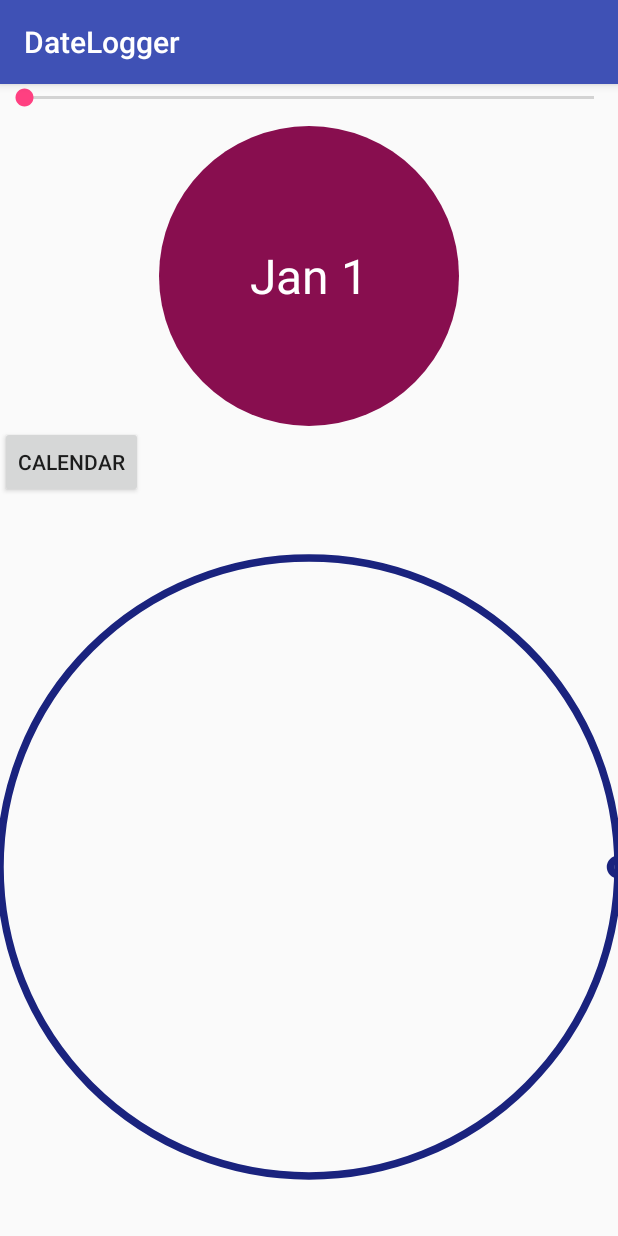
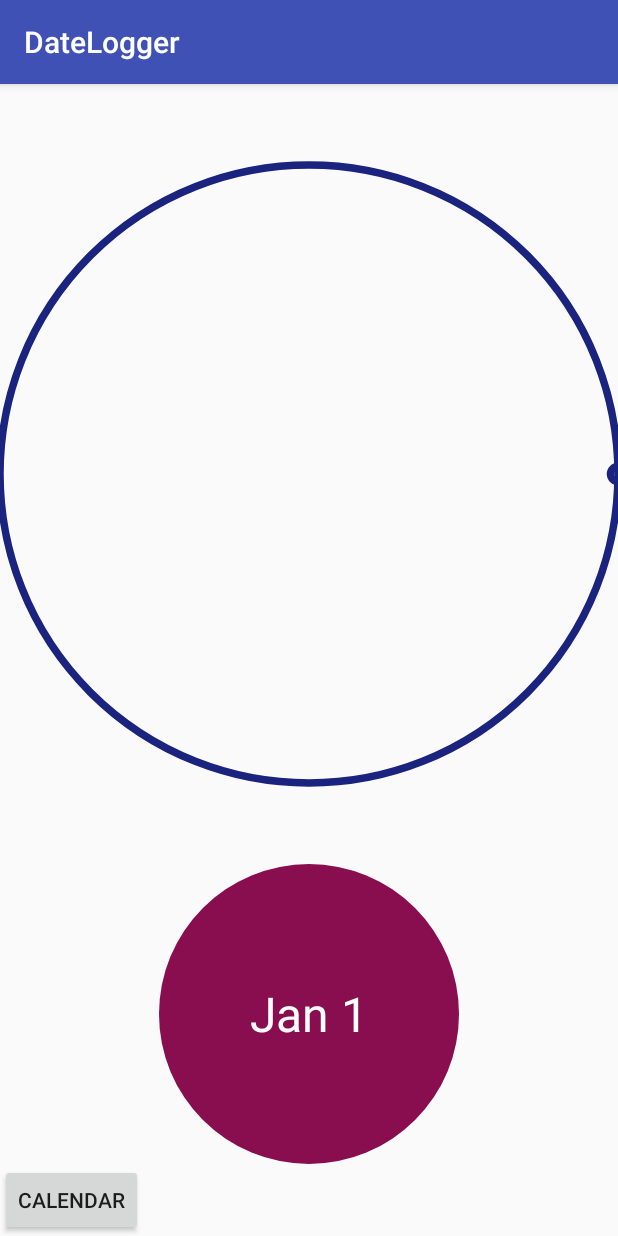
Before and after one commit to sgaw/DateLogger, an Android app: the screen it shows after launch (MainActivity), on a phone screen of 412 x 824 dp. Run offline under Robolectric (Android 15) with nearby library versions, the phone set to English and light mode, and no system bars.

```diff
--- a/app/src/main/java/com/playground/sgaw/sample/datelogger/CircularSeekBar.java
+++ b/app/src/main/java/com/playground/sgaw/sample/datelogger/CircularSeekBar.java
@@ -5,7 +5,6 @@ import android.graphics.Canvas;
 import android.graphics.Color;
 import android.graphics.Paint;
 import android.util.AttributeSet;
-import android.util.Log;
 import android.view.MotionEvent;
 import android.view.View;
 
@@ -14,8 +13,14 @@ import android.view.View;
  */
 
 public class CircularSeekBar extends View {
+
+    public interface OnProgressChangedListener {
+        void onProgressChanged(CircularSeekBar seekBar, int progress);
+    }
+
     private Paint mPaint;
     private float mPointRadius;
+    private OnProgressChangedListener mProgressChangedListener = null;
 
     // Store progress in polar coordinates.
     private double mTheta; // Selected seek position, in radians.
@@ -57,13 +62,9 @@ public class CircularSeekBar extends View {
         // Draw circle
         canvas.drawCircle(centerX, centerY, radius, mPaint);
 
-        // Draw point
+        // Draw progress
         float pointX = centerX + (float) (radius * Math.cos(mTheta));
         float pointY = centerY - (float) (radius * Math.sin(mTheta));
-        Log.d("BAR", String.format("onDraw center = (%.2f, %.2f) (theta, x, y) = (%.2f, %.2f, %.2f)",
-                centerX, centerY, mTheta, centerX, centerY));
-
-
         canvas.drawCircle(pointX, pointY, mPointRadius, mPaint);
     }
 
@@ -81,10 +82,21 @@ public class CircularSeekBar extends View {
     }
 
     /**
-     * @return progress normalized to a value from 0 to 1.0.
+     * Set change listener
      */
-    public double getProgress() {
-        return mTheta / (0.5 * Math.PI);
+    public void setProgressChangedListener(OnProgressChangedListener listener) {
+        mProgressChangedListener = listener;
+    }
+
+    /**
+     * @return progress normalized to a value from 0 to 100.
+     */
+    public int getProgress() {
+        int temp = (int) (50.0 * -mTheta / Math.PI);
+        if (temp < 0) {
+            return 100 + temp;
+        }
+        return temp;
     }
 
     private void updateTheta(float x, float y) {
@@ -98,6 +110,9 @@ public class CircularSeekBar extends View {
         float cartesianX = x - centerX;
         float cartesianY = -(y - centerY);
         mTheta = Math.atan2(cartesianY, cartesianX);
-        Log.d("BAR", String.format("updateTheta(%.2f, %.2f) = %.2f", x, y, mTheta));
+
+        if (mProgressChangedListener != null) {
+            mProgressChangedListener.onProgressChanged(this, getProgress());
+        }
     }
 }
--- a/app/src/main/java/com/playground/sgaw/sample/datelogger/MainActivity.java
+++ b/app/src/main/java/com/playground/sgaw/sample/datelogger/MainActivity.java
@@ -49,23 +49,11 @@ public class MainActivity extends AppCompatActivity {
         circularButton.setOnClickListener(clickListener);
 
 
-        SeekBar seekBar = (SeekBar) findViewById(R.id.seekBar);
-        seekBar.setOnSeekBarChangeListener(new SeekBar.OnSeekBarChangeListener() {
+        CircularSeekBar seekBar = (CircularSeekBar) findViewById(R.id.seekBar);
+        seekBar.setProgressChangedListener(new CircularSeekBar.OnProgressChangedListener() {
             @Override
-            public void onProgressChanged(SeekBar seekBar, int i, boolean userInput) {
-                if (userInput) {
-                    mPresenter.progressDayOfMonth(i);
-                }
-            }
-
-            @Override
-            public void onStartTrackingTouch(SeekBar seekBar) {
-
-            }
-
-            @Override
-            public void onStopTrackingTouch(SeekBar seekBar) {
-
+            public void onProgressChanged(CircularSeekBar seekBar, int progress) {
+                mPresenter.progressDayOfMonth(progress);
             }
         });
     }
--- a/app/src/main/java/com/playground/sgaw/sample/datelogger/inputflow/InputDataProvider.java
+++ b/app/src/main/java/com/playground/sgaw/sample/datelogger/inputflow/InputDataProvider.java
@@ -1,4 +1,6 @@
 package com.playground.sgaw.sample.datelogger.inputflow;
+
+import android.util.Log;
 
 import com.playground.sgaw.sample.datelogger.detailflow.DetailDataProvider;
 
@@ -30,6 +32,7 @@ public class InputDataProvider {
     }
 
     void setRelativeDayOfMonth(int percent) {
+        Log.e("InputDataProvider", "percent = " + percent);
         int maxDayOfMonth = 31; // TODO: use Calendar.getMaximum(DAY_OF_MONTH)
         int dayOfMonth = (int) Math.round(percent * maxDayOfMonth / 100.0);
         if (dayOfMonth < 1) {
--- a/app/src/main/res/layout/activity_main.xml
+++ b/app/src/main/res/layout/activity_main.xml
@@ -9,13 +9,11 @@
     android:orientation="vertical"
     tools:context="com.playground.sgaw.sample.datelogger.MainActivity">
 
-    <SeekBar
+    <com.playground.sgaw.sample.datelogger.CircularSeekBar
+        android:id="@+id/seekBar"
         android:layout_width="match_parent"
-        android:layout_height="wrap_content"
-        tools:layout_editor_absoluteX="0dp"
-        tools:layout_editor_absoluteY="279dp"
-        android:layout_marginBottom="10dp"
-        android:id="@+id/seekBar"/>
+        android:layout_weight="1"
+        android:layout_height="0dp"/>
 
     <com.playground.sgaw.sample.datelogger.CircularButton
         android:id="@+id/circularButton"
@@ -29,9 +27,5 @@
         tools:layout_editor_absoluteX="145dp"
         tools:layout_editor_absoluteY="443dp"
         android:id="@+id/detailButton"/>
-    <com.playground.sgaw.sample.datelogger.CircularSeekBar
-        android:layout_width="match_parent"
-        android:layout_weight="1"
-        android:layout_height="0dp"/>
 
 </LinearLayout>
```
